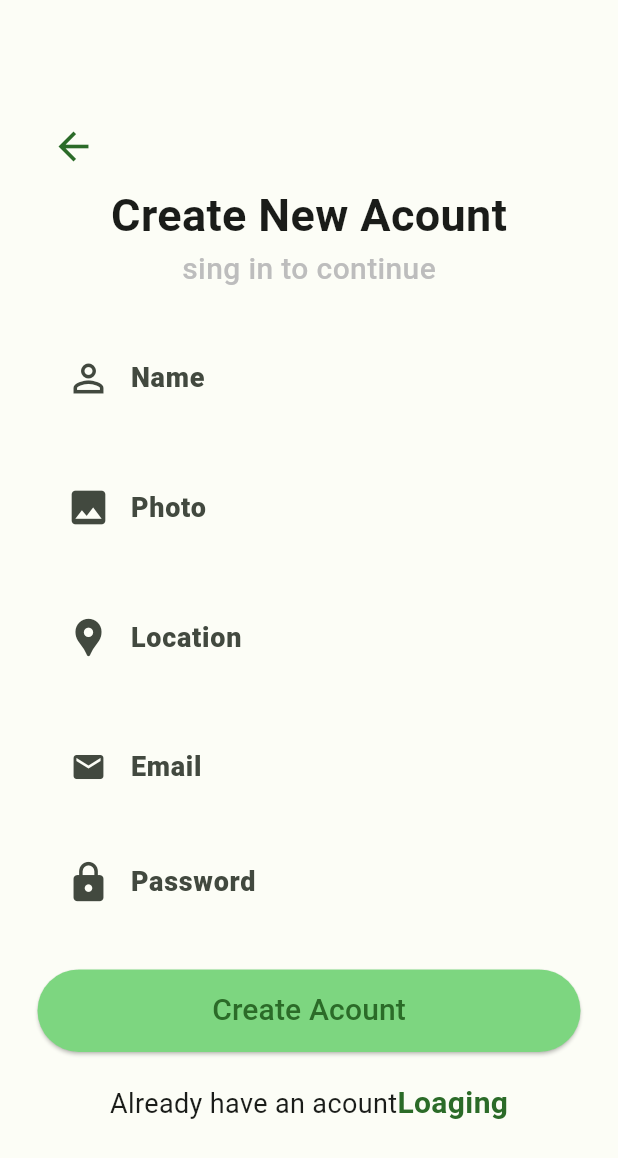
After one commit to RejonSJ/connected_android, a Flutter app: the screen it shows after launch, after a tap on "Register", on a phone screen of 412 x 824 dp. The commit adds this screen. Shown: the top 1158 px of the screen. Run offline on Flutter 3.47's test engine with Material 2 defaults, Android fonts, the phone set to English and light mode, and no system bars.

Commit message:
Add:login

```diff
--- a/connected_android/lib/main.dart
+++ b/connected_android/lib/main.dart
@@ -1,3 +1,4 @@
+import 'package:connected_android/pages/auth.dart';
 import 'package:connected_android/pages/home_page.dart';
 import 'package:flutter/material.dart';
 import 'color_schemes.g.dart';
@@ -15,7 +16,8 @@ class MyApp extends StatelessWidget {
       title: 'Flutter Demo',
       theme: ThemeData(useMaterial3: true, colorScheme: lightColorScheme),
       darkTheme: ThemeData(useMaterial3: true, colorScheme: darkColorScheme),
-      home: const HomePage()
+      //home: const HomePage()
+      home: const Auth(),
     );
   }
 }
--- /dev/null
+++ b/connected_android/lib/pages/auth.dart
@@ -0,0 +1,27 @@
+import 'package:flutter/material.dart';
+import 'package:connected_android/pages/login.dart';
+import 'package:connected_android/pages/register.dart';
+
+class Auth extends StatefulWidget {
+  const Auth({super.key});
+
+  @override
+  State<Auth> createState() => _AuthState();
+}
+
+class _AuthState extends State<Auth> {
+  bool switchScreen = true;
+  void togScreen() {
+    setState(() {
+      switchScreen = !switchScreen;
+    });
+  }
+
+  @override
+  Widget build(BuildContext context) {
+    if(switchScreen) {
+      return Login(togScreen : togScreen);
+    }
+    return Register(togSreen : togScreen);
+  }
+}
--- /dev/null
+++ b/connected_android/lib/pages/login.dart
@@ -0,0 +1,126 @@
+import 'package:flutter/material.dart';
+
+class Login extends StatelessWidget {
+
+
+  final Function togScreen;
+
+  const Login({super.key, required this.togScreen});
+
+  @override
+  Widget build(BuildContext context) {
+    return Scaffold(
+      body: Padding(
+        padding: EdgeInsets.all(25),
+        child: Center(
+          child: SingleChildScrollView(
+            child: Column(
+              children: [
+                ///const
+                SizedBox(height: 40),
+                Image.asset('images/placeholders/logo.png',width: 250, height: 200,),
+
+                Text(
+                  "sing in to continue",
+                  style: TextStyle(
+                      fontSize: 25,
+                      fontWeight: FontWeight.w500,
+                      color: Colors.grey[400]),
+                ),
+                SizedBox(height: 20),
+                Container(
+                  padding: EdgeInsets.symmetric(horizontal: 10, vertical: 5),
+                  child: TextFormField(
+                    style: TextStyle(
+                      color: Theme.of(context).primaryColor,
+                      fontWeight: FontWeight.bold,
+                      fontSize: 22,
+                    ),
+                    decoration: InputDecoration(
+                        border: InputBorder.none,
+                        prefixIcon: Icon(Icons.email),
+                        labelText: "Email",
+                        labelStyle: TextStyle(
+                          fontSize: 18,
+                          fontWeight: FontWeight.w800,
+                        )),
+                  ),
+                ),
+                SizedBox(height: 10),
+                Container(
+                  padding: EdgeInsets.symmetric(horizontal: 10, vertical: 5),
+                  child: TextFormField(
+                    obscureText: true,
+                    style: TextStyle(
+                      color: Theme.of(context).primaryColor,
+                      fontWeight: FontWeight.bold,
+                      fontSize: 22,
+                    ),
+                    decoration: InputDecoration(
+                        border: InputBorder.none,
+                        prefixIcon: Icon(Icons.lock),
+                        labelText: "Password",
+                        labelStyle: TextStyle(
+                          fontSize: 18,
+                          fontWeight: FontWeight.w800,
+                        )),
+                  ),
+                ),
+                Row(
+                  mainAxisAlignment: MainAxisAlignment.end,
+                  children: [
+                    TextButton(
+                        onPressed: () {},
+                        child: Text(
+                          "Forgot Password",
+                          style: TextStyle(
+                            fontSize: 20,
+                            fontWeight: FontWeight.bold,
+                            color: Theme.of(context).primaryColor,
+                          ),
+                        )),
+                  ],
+                ),
+                SizedBox(height: 10),
+                SizedBox(
+                    height: 55,
+                    width: double.infinity,
+                    child: ElevatedButton(
+                        onPressed: () {},
+                        style: ElevatedButton.styleFrom(
+                            primary: Color.fromARGB(255, 125, 214, 128)),
+                        child: const Text(
+                          "Loading",
+                          style: TextStyle(fontSize: 20),
+                        ))),
+                SizedBox(height: 20),
+                Row(
+                  mainAxisAlignment: MainAxisAlignment.center,
+                  children: [
+                    Text(
+                      "Don't have an acount",
+                      style: TextStyle(
+                        fontSize: 18,
+                      ),
+                    ),
+                    GestureDetector(
+                      onTap: () => togScreen(),
+                      child: Text(
+                        "Register",
+                        style: TextStyle(
+                          color: Theme.of(context).primaryColor,
+                          fontWeight: FontWeight.bold,
+                          fontSize: 20,
+                        ),
+                      ),
+                    )
+                  ],
+                )
+              ],
+            ),
+          ),
+        ),
+      ),
+    );
+  }
+}
--- /dev/null
+++ b/connected_android/lib/pages/register.dart
@@ -0,0 +1,190 @@
+import 'package:flutter/material.dart';
+
+class Register extends StatelessWidget {
+
+  final Function togSreen;
+
+  const Register({super.key, required this.togSreen});
+
+  @override
+  Widget build(BuildContext context) {
+    return GestureDetector(
+      onTap: () => FocusScope.of(context).unfocus(),
+      child: Scaffold(
+        body: Padding(
+          padding: EdgeInsets.all(25),
+          child: Center(
+            child: SingleChildScrollView(
+              child: Column(
+                children: [
+                  Row(
+                    mainAxisAlignment: MainAxisAlignment.start,
+                    children: [
+                      IconButton(
+                        icon: Icon(
+                          Icons.arrow_back,
+                          size: 30,
+                          color: Theme.of(context).primaryColor,
+                        ),
+                        onPressed: () => togSreen(),
+                      ),
+                    ],
+                  ),
+
+                  ///const
+                  Text(
+                    "Create New Acount",
+                    style: TextStyle(
+                      fontSize: 30,
+                      fontWeight: FontWeight.bold,
+                    ),
+                  ),
+                  Text(
+                    "sing in to continue",
+                    style: TextStyle(
+                        fontSize: 20,
+                        fontWeight: FontWeight.w500,
+                        color: Colors.grey[400]),
+                  ),
+                  SizedBox(height: 20),
+                  Container(
+                    padding: EdgeInsets.symmetric(horizontal: 10, vertical: 5),
+                    child: TextFormField(
+                      style: TextStyle(
+                        color: Theme.of(context).primaryColor,
+                        fontWeight: FontWeight.bold,
+                        fontSize: 22,
+                      ),
+                      decoration: InputDecoration(
+                          border: InputBorder.none,
+                          prefixIcon: Icon(Icons.person_outline, size: 30),
+                          labelText: "Name",
+                          labelStyle: TextStyle(
+                            fontSize: 18,
+                            fontWeight: FontWeight.w800,
+                          )),
+                    ),
+                  ),
+                  SizedBox(height: 10),
+                  Container(
+                    padding: EdgeInsets.symmetric(horizontal: 10, vertical: 5),
+                    child: TextFormField(
+                      style: TextStyle(
+                        color: Theme.of(context).primaryColor,
+                        fontWeight: FontWeight.bold,
+                        fontSize: 22,
+                      ),
+                      decoration: InputDecoration(
+                          border: InputBorder.none,
+                          prefixIcon: Icon(Icons.photo, size: 30),
+                          labelText: "Photo",
+                          labelStyle: TextStyle(
+                            fontSize: 18,
+                            fontWeight: FontWeight.w800,
+                          )),
+                    ),
+                  ),
+                  SizedBox(height: 10),
+                  Container(
+                    padding: EdgeInsets.symmetric(horizontal: 10, vertical: 5),
+                    child: TextFormField(
+                      style: TextStyle(
+                        color: Theme.of(context).primaryColor,
+                        fontWeight: FontWeight.bold,
+                        fontSize: 22,
+                      ),
+                      decoration: InputDecoration(
+                          border: InputBorder.none,
+                          prefixIcon: Icon(Icons.location_pin, size: 30),
+                          labelText: "Location",
+                          labelStyle: TextStyle(
+                            fontSize: 18,
+                            fontWeight: FontWeight.w800,
+                          )),
+                    ),
+                  ),
+                  SizedBox(height: 10),
+
+                  Container(
+                    padding: EdgeInsets.symmetric(horizontal: 10, vertical: 5),
+                    child: TextFormField(
+                      obscureText: true,
+                      style: TextStyle(
+                        color: Theme.of(context).primaryColor,
+                        fontWeight: FontWeight.bold,
+                        fontSize: 22,
+                      ),
+                      decoration: InputDecoration(
+                          border: InputBorder.none,
+                          prefixIcon: Icon(Icons.email),
+                          labelText: "Email",
+                          labelStyle: TextStyle(
+                            fontSize: 18,
+                            fontWeight: FontWeight.w800,
+                          )),
+                    ),
+                  ),
+                  Container(
+                    padding: EdgeInsets.symmetric(horizontal: 10, vertical: 5),
+                    child: TextFormField(
+                      style: TextStyle(
+                        color: Theme.of(context).primaryColor,
+                        fontWeight: FontWeight.bold,
+                        fontSize: 22,
+                      ),
+                      decoration: InputDecoration(
+                          border: InputBorder.none,
+                          prefixIcon: Icon(Icons.lock, size: 30),
+                          labelText: "Password",
+                          labelStyle: TextStyle(
+                            fontSize: 18,
+                            fontWeight: FontWeight.w800,
+                          )),
+                    ),
+                  ),
+                  SizedBox(height: 10),
+
+                  SizedBox(height: 10),
+                  SizedBox(
+                      height: 55,
+                      width: double.infinity,
+                      child: ElevatedButton(
+                          onPressed: () {},
+                          style: ElevatedButton.styleFrom(
+                              primary: Color.fromARGB(255, 125, 214, 128)),
+                          child: const Text(
+                            "Create Acount",
+                            style: TextStyle(fontSize: 20),
+                          ))),
+                  SizedBox(height: 20),
+                  Row(
+                    mainAxisAlignment: MainAxisAlignment.center,
+                    children: [
+                      Text(
+                        "Already have an acount",
+                        style: TextStyle(
+                          fontSize: 18,
+                        ),
+                      ),
+                      GestureDetector(
+                        onTap: () => togSreen(),
+                        child: Text(
+                          "Loaging",
+                          style: TextStyle(
+                            color: Theme.of(context).primaryColor,
+                            fontWeight: FontWeight.bold,
+                            fontSize: 20,
+                          ),
+                        ),
+                      )
+                    ],
+                  )
+                ],
+              ),
+            ),
+          ),
+        ),
+      ),
+    );
+  }
+}
```
